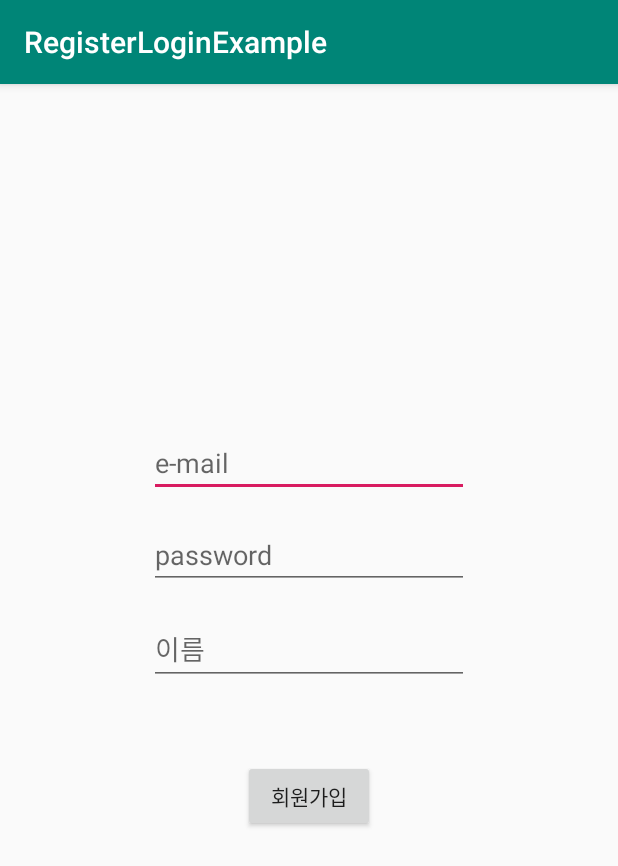
After one commit to Parkseji14/whdtjf, an Android app: the RegisterActivity screen opened directly, with no data from a screen before it, on a phone screen of 412 x 824 dp. The commit adds this screen. Shown: the top 866 px of the screen. Run offline under Robolectric (Android 15) with nearby library versions, the phone set to English and light mode, and no system bars; our stand-ins replace Volley; 1 statement that could not run was skipped.

Commit message:
회원가입연동

```diff
--- a/android_lot/app/src/main/java/com/example/myapplication/view/MyzoneActivity.java
+++ b/android_lot/app/src/main/java/com/example/myapplication/view/MyzoneActivity.java
@@ -24,7 +24,8 @@ import cz.msebera.android.httpclient.Header;
  * Created by thswl on 2019-10-09.
  */
 
-public class MyzoneActivity extends AppCompatActivity {
+public class
+MyzoneActivity extends AppCompatActivity {
 
     Cars cars;
 
--- /dev/null
+++ b/android_lot/app/src/main/java/com/example/myapplication/view/RegisterActivity.java
@@ -0,0 +1,76 @@
+package com.example.myapplication.view;
+
+import android.content.Intent;
+import android.os.Bundle;
+import android.view.View;
+import android.widget.Button;
+import android.widget.EditText;
+import android.widget.Toast;
+
+import androidx.appcompat.app.AppCompatActivity;
+
+import com.android.volley.RequestQueue;
+import com.android.volley.Response;
+import com.android.volley.toolbox.Volley;
+import com.example.myapplication.R;
+
+import org.json.JSONException;
+import org.json.JSONObject;
+
+public class RegisterActivity extends AppCompatActivity {
+
+    private EditText id, password, name;
+    private Button register_button;
+
+    @Override
+    protected void onCreate(Bundle savedInstanceState) {
+        super.onCreate(savedInstanceState);
+        setContentView(R.layout.activity_register);
+
+        id = findViewById(R.id.id);
+        password = findViewById(R.id.password);
+        name =  findViewById(R.id.name);
+
+        register_button = findViewById(R.id.register_button);
+
+        //버튼 누르면 입력 정보 서버로 연결해주는거
+        register_button.setOnClickListener(new View.OnClickListener() {
+            @Override
+            public void onClick(View v) {
+                //EditText에 입력된 값을 가져옴
+                String userID = id.getText().toString();
+                String userPassword = password.getText().toString();
+                String userName= name.getText().toString();
+
+                Response.Listener<String> responseListener = new Response.Listener<String>() {
+                    //Json object 활용
+                    @Override
+                    public void onResponse(String response) {
+                        try {
+                            JSONObject jsonObject = new JSONObject(response);
+                            boolean success = jsonObject.getBoolean("success");
+                            if (success) {  //회원등록 성공한 경우
+                                Toast.makeText(getApplicationContext(), "회원 등록에 성공하였습니다.", Toast.LENGTH_SHORT).show();
+                                Intent intent = new Intent(RegisterActivity.this, MainActivity.class);
+                                startActivity(intent);
+                            } else {        //회원등록 실패한 경우
+                                Toast.makeText(getApplicationContext(), "회원 등록에 실패하였습니다.", Toast.LENGTH_SHORT).show();
+                                return;
+                            }
+                        } catch (JSONException e) {
+                            e.printStackTrace();
+                        }
+
+                    }
+                };
+
+                //서버 volley를 이용해 요청
+                RegisterRequest registerRequest = new RegisterRequest(userID, userPassword, userName, responseListener);
+                RequestQueue queue = Volley.newRequestQueue(RegisterActivity.this);
+                queue.add(registerRequest);
+
+            }
+        });
+
+    }
+}
--- /dev/null
+++ b/android_lot/app/src/main/res/layout-v3/activity_register.xml
@@ -0,0 +1,80 @@
+<?xml version="1.0" encoding="utf-8"?>
+<androidx.constraintlayout.widget.ConstraintLayout xmlns:android="http://schemas.android.com/apk/res/android"
+    xmlns:app="http://schemas.android.com/apk/res-auto"
+    xmlns:tools="http://schemas.android.com/tools"
+    android:layout_width="match_parent"
+    android:layout_height="match_parent"
+    tools:context=".view.RegisterActivity">
+
+    <androidx.constraintlayout.widget.Guideline
+        android:id="@+id/guideline"
+        android:layout_width="wrap_content"
+        android:layout_height="wrap_content"
+        android:orientation="vertical"
+        app:layout_constraintGuide_end="391dp" />
+
+    <Button
+        android:id="@+id/button"
+        android:layout_width="wrap_content"
+        android:layout_height="wrap_content"
+        android:layout_marginStart="8dp"
+        android:layout_marginLeft="8dp"
+        android:layout_marginTop="50dp"
+        android:layout_marginEnd="8dp"
+        android:layout_marginRight="8dp"
+        android:text="@string/회원가입"
+        app:layout_constraintEnd_toEndOf="@+id/name"
+        app:layout_constraintStart_toStartOf="@+id/name"
+        app:layout_constraintTop_toBottomOf="@+id/name" />
+
+    <EditText
+        android:id="@+id/id"
+        android:layout_width="wrap_content"
+        android:layout_height="wrap_content"
+        android:layout_marginStart="8dp"
+        android:layout_marginLeft="8dp"
+        android:layout_marginTop="230dp"
+        android:layout_marginEnd="8dp"
+        android:layout_marginRight="8dp"
+        android:ems="10"
+        android:hint="@string/e_mail"
+        android:inputType="textPersonName"
+        app:layout_constraintBottom_toTopOf="@+id/password"
+        app:layout_constraintEnd_toEndOf="parent"
+        app:layout_constraintStart_toStartOf="parent"
+        app:layout_constraintTop_toTopOf="parent"
+        app:layout_constraintVertical_bias="0.0" />
+
+    <EditText
+        android:id="@+id/password"
+        android:layout_width="wrap_content"
+        android:layout_height="wrap_content"
+        android:layout_marginStart="8dp"
+        android:layout_marginLeft="8dp"
+        android:layout_marginTop="16dp"
+        android:layout_marginEnd="8dp"
+        android:layout_marginRight="8dp"
+        android:ems="10"
+        android:hint="password"
+        android:inputType="textPersonName"
+        app:layout_constraintEnd_toEndOf="@+id/id"
+        app:layout_constraintStart_toStartOf="@+id/id"
+        app:layout_constraintTop_toBottomOf="@+id/id" />
+
+    <EditText
+        android:id="@+id/name"
+        android:layout_width="wrap_content"
+        android:layout_height="wrap_content"
+        android:layout_marginStart="8dp"
+        android:layout_marginLeft="8dp"
+        android:layout_marginTop="16dp"
+        android:layout_marginEnd="8dp"
+        android:layout_marginRight="8dp"
+        android:ems="10"
+        android:hint="이름"
+        android:inputType="textPersonName"
+        app:layout_constraintEnd_toEndOf="@+id/password"
+        app:layout_constraintStart_toStartOf="@+id/password"
+        app:layout_constraintTop_toBottomOf="@+id/password" />
+
+</androidx.constraintlayout.widget.ConstraintLayout>
--- /dev/null
+++ b/android_lot/app/src/main/res/layout/activity_register.xml
@@ -0,0 +1,82 @@
+<?xml version="1.0" encoding="utf-8"?>
+<androidx.constraintlayout.widget.ConstraintLayout xmlns:android="http://schemas.android.com/apk/res/android"
+    xmlns:app="http://schemas.android.com/apk/res-auto"
+    xmlns:tools="http://schemas.android.com/tools"
+    android:layout_width="match_parent"
+    android:layout_height="match_parent"
+    android:name=".view.RegisterActivity">
+
+    <androidx.constraintlayout.widget.Guideline
+        android:id="@+id/guideline"
+        android:layout_width="wrap_content"
+        android:layout_height="wrap_content"
+        android:orientation="vertical"
+        app:layout_constraintGuide_end="391dp" />
+
+    <Button
+        android:id="@+id/register_button"
+        android:layout_width="wrap_content"
+        android:layout_height="wrap_content"
+        android:layout_marginStart="8dp"
+        android:layout_marginLeft="8dp"
+        android:layout_marginTop="50dp"
+        android:layout_marginEnd="8dp"
+        android:layout_marginRight="8dp"
+        android:text="@string/회원가입"
+        app:layout_constraintEnd_toEndOf="@+id/name"
+        app:layout_constraintStart_toStartOf="@+id/name"
+        app:layout_constraintTop_toBottomOf="@+id/name" />
+
+    <EditText
+        android:id="@+id/id"
+        android:layout_width="wrap_content"
+        android:layout_height="wrap_content"
+        android:layout_marginStart="8dp"
+        android:layout_marginLeft="8dp"
+        android:layout_marginTop="230dp"
+        android:layout_marginEnd="8dp"
+        android:layout_marginRight="8dp"
+        android:ems="10"
+        android:hint="@string/e_mail"
+        android:inputType="textPersonName"
+        app:layout_constraintBottom_toTopOf="@+id/password"
+        app:layout_constraintEnd_toEndOf="parent"
+        app:layout_constraintStart_toStartOf="parent"
+        app:layout_constraintTop_toTopOf="parent"
+        app:layout_constraintVertical_bias="0.0"
+        tools:targetApi="cupcake" />
+
+    <EditText
+        android:id="@+id/password"
+        android:layout_width="wrap_content"
+        android:layout_height="wrap_content"
+        android:layout_marginStart="8dp"
+        android:layout_marginLeft="8dp"
+        android:layout_marginTop="16dp"
+        android:layout_marginEnd="8dp"
+        android:layout_marginRight="8dp"
+        android:ems="10"
+        android:hint="@string/password"
+        android:inputType="textPersonName"
+        app:layout_constraintEnd_toEndOf="@+id/id"
+        app:layout_constraintStart_toStartOf="@+id/id"
+        app:layout_constraintTop_toBottomOf="@+id/id" />
+
+    <EditText
+        android:id="@+id/name"
+        android:layout_width="wrap_content"
+        android:layout_height="wrap_content"
+        android:layout_marginStart="8dp"
+        android:layout_marginLeft="8dp"
+        android:layout_marginTop="16dp"
+        android:layout_marginEnd="8dp"
+        android:layout_marginRight="8dp"
+        android:ems="10"
+        android:hint="@string/이름"
+        android:inputType="textPersonName"
+        app:layout_constraintEnd_toEndOf="@+id/password"
+        app:layout_constraintStart_toStartOf="@+id/password"
+        app:layout_constraintTop_toBottomOf="@+id/password"
+        tools:targetApi="cupcake" />
+
+</androidx.constraintlayout.widget.ConstraintLayout>
--- a/android_lot/app/src/main/res/values/strings.xml
+++ b/android_lot/app/src/main/res/values/strings.xml
@@ -1,3 +1,7 @@
 <resources>
     <string name="app_name">My Application</string>
+    <string name="회원가입">회원가입</string>
+    <string name="e_mail">e-mail</string>
+    <string name="password">password</string>
+    <string name="이름">이름</string>
 </resources>
--- a/android_lot/build.gradle
+++ b/android_lot/build.gradle
@@ -7,7 +7,7 @@ buildscript {
 
     }
     dependencies {
-        classpath 'com.android.tools.build:gradle:3.0.1'
+        classpath 'com.android.tools.build:gradle:3.5.0'
 
         // NOTE: Do not place your application dependencies here; they belong
         // in the individual module build.gradle files
```
Also changed, not shown: android_lot/app/build.gradle (+5 -4 lines), android_lot/app/src/main/AndroidManifest.xml (+18 -20 lines), android_lot/app/src/main/java/com/example/myapplication/view/LoginRequest.java (added, +29 -0 lines), android_lot/app/src/main/java/com/example/myapplication/view/MainActivity.java (+7 -3 lines), android_lot/app/src/main/java/com/example/myapplication/view/RegisterRequest.java (added, +30 -0 lines), android_lot/gradle/wrapper/gradle-wrapper.properties.
